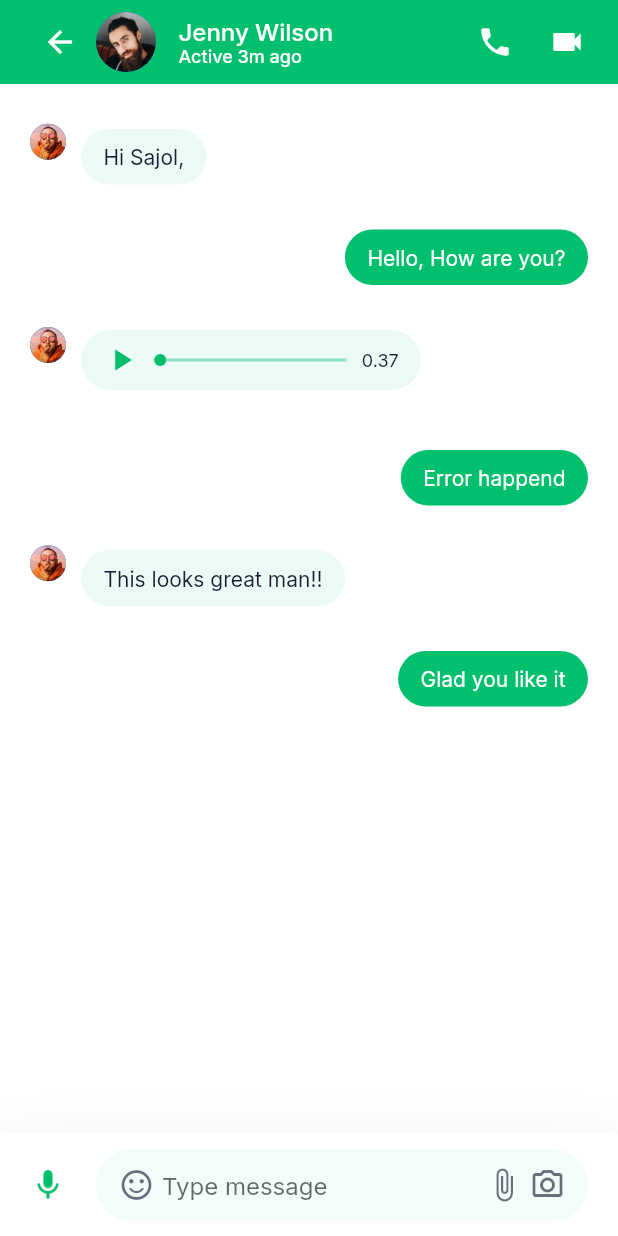
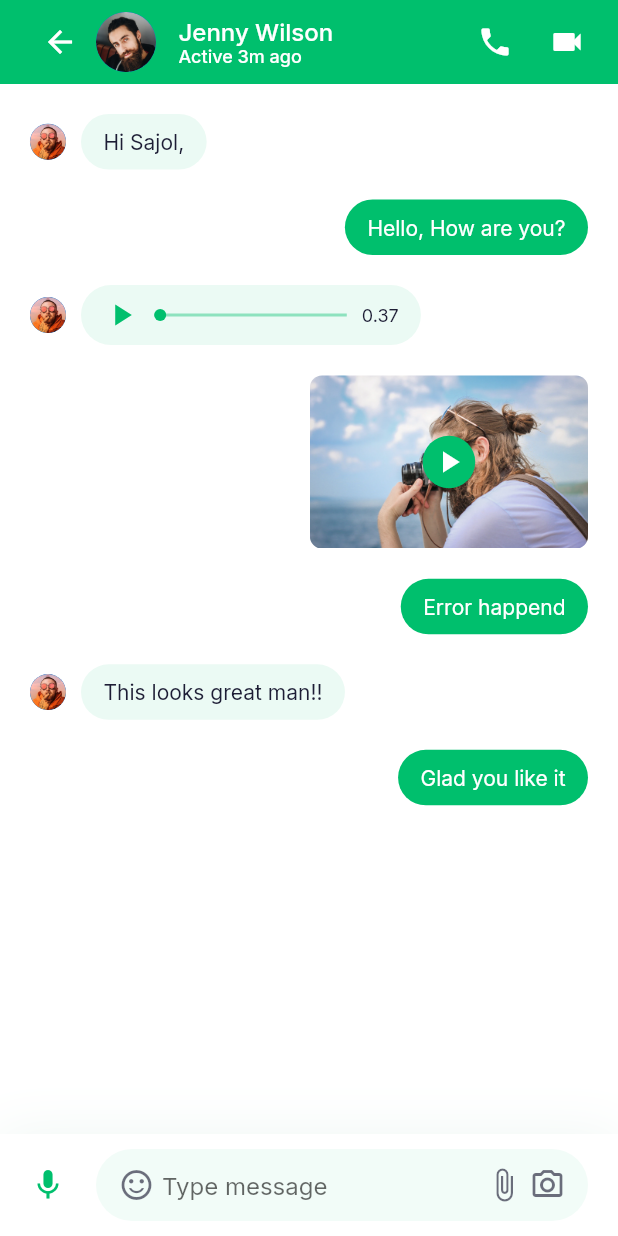
Before and after one commit to hoseinABH/chat_app_ui, a Flutter app: the ChatScreen screen opened directly, after a tap on "Jenny Wilson", on a phone screen of 412 x 824 dp. Run offline on Flutter 3.47's test engine with Material 2 defaults, Android fonts, the phone set to English and light mode, and no system bars; our stand-ins replace google_fonts.

Commit message:
add video message widget

```diff
--- a/lib/screens/messages/components/audio_message.dart
+++ b/lib/screens/messages/components/audio_message.dart
@@ -10,7 +10,6 @@ class AutdioMessage extends StatelessWidget {
   @override
   Widget build(BuildContext context) {
     return Container(
-      margin: const EdgeInsets.only(top: cDefaultPadding),
       height: 40,
       width: MediaQuery.of(context).size.width * 0.55,
       padding: const EdgeInsets.symmetric(
@@ -34,13 +33,16 @@ class AutdioMessage extends StatelessWidget {
                 Container(
                   width: double.infinity,
                   height: 2,
-                  color: cPrimaryColor.withOpacity(0.4),
+                  color: message.isSender
+                      ? Colors.white
+                      : cPrimaryColor.withOpacity(0.4),
                 ),
                 Container(
                   height: 8,
                   width: 8,
-                  decoration: const BoxDecoration(
-                      color: cPrimaryColor, shape: BoxShape.circle),
+                  decoration: BoxDecoration(
+                      color: message.isSender ? Colors.white : cPrimaryColor,
+                      shape: BoxShape.circle),
                 )
               ],
             ),
--- a/lib/screens/messages/components/message.dart
+++ b/lib/screens/messages/components/message.dart
@@ -2,6 +2,7 @@ import 'package:chat_app_ui/constants.dart';
 import 'package:chat_app_ui/models/ChatMessage.dart';
 import 'package:chat_app_ui/screens/messages/components/audio_message.dart';
 import 'package:chat_app_ui/screens/messages/components/text_message.dart';
+import 'package:chat_app_ui/screens/messages/components/video_message.dart';
 import 'package:flutter/material.dart';
 
 class Message extends StatelessWidget {
@@ -20,13 +21,17 @@ class Message extends StatelessWidget {
           return AutdioMessage(
             message: message,
           );
+        case ChatMessageType.video:
+          return VideoMessage(
+            message: message,
+          );
         default:
           return const SizedBox();
       }
     }
 
     return Padding(
-      padding: const EdgeInsets.only(top: cDefaultPadding / 2),
+      padding: const EdgeInsets.only(top: cDefaultPadding),
       child: Row(
         mainAxisAlignment:
             message.isSender ? MainAxisAlignment.end : MainAxisAlignment.start,
--- a/lib/screens/messages/components/text_message.dart
+++ b/lib/screens/messages/components/text_message.dart
@@ -9,7 +9,6 @@ class TextMessage extends StatelessWidget {
   @override
   Widget build(BuildContext context) {
     return Container(
-        margin: const EdgeInsets.only(top: cDefaultPadding),
         padding: const EdgeInsets.symmetric(
             horizontal: cDefaultPadding * 0.75, vertical: cDefaultPadding / 2),
         decoration: BoxDecoration(
--- /dev/null
+++ b/lib/screens/messages/components/video_message.dart
@@ -0,0 +1,36 @@
+import 'package:chat_app_ui/constants.dart';
+import 'package:chat_app_ui/models/ChatMessage.dart';
+import 'package:flutter/material.dart';
+
+class VideoMessage extends StatelessWidget {
+  final ChatMessage message;
+  const VideoMessage({Key? key, required this.message}) : super(key: key);
+
+  @override
+  Widget build(BuildContext context) {
+    return SizedBox(
+        width: MediaQuery.of(context).size.width * 0.45,
+        child: AspectRatio(
+          aspectRatio: 1.6,
+          child: Stack(
+            alignment: Alignment.center,
+            children: [
+              ClipRRect(
+                borderRadius: BorderRadius.circular(8),
+                child: Image.asset("assets/images/Video Place Here.png"),
+              ),
+              Container(
+                height: 35,
+                width: 35,
+                decoration: const BoxDecoration(
+                    color: cPrimaryColor, shape: BoxShape.circle),
+                child: const Icon(
+                  Icons.play_arrow,
+                  color: Colors.white,
+                ),
+              )
+            ],
+          ),
+        ));
+  }
+}
```
